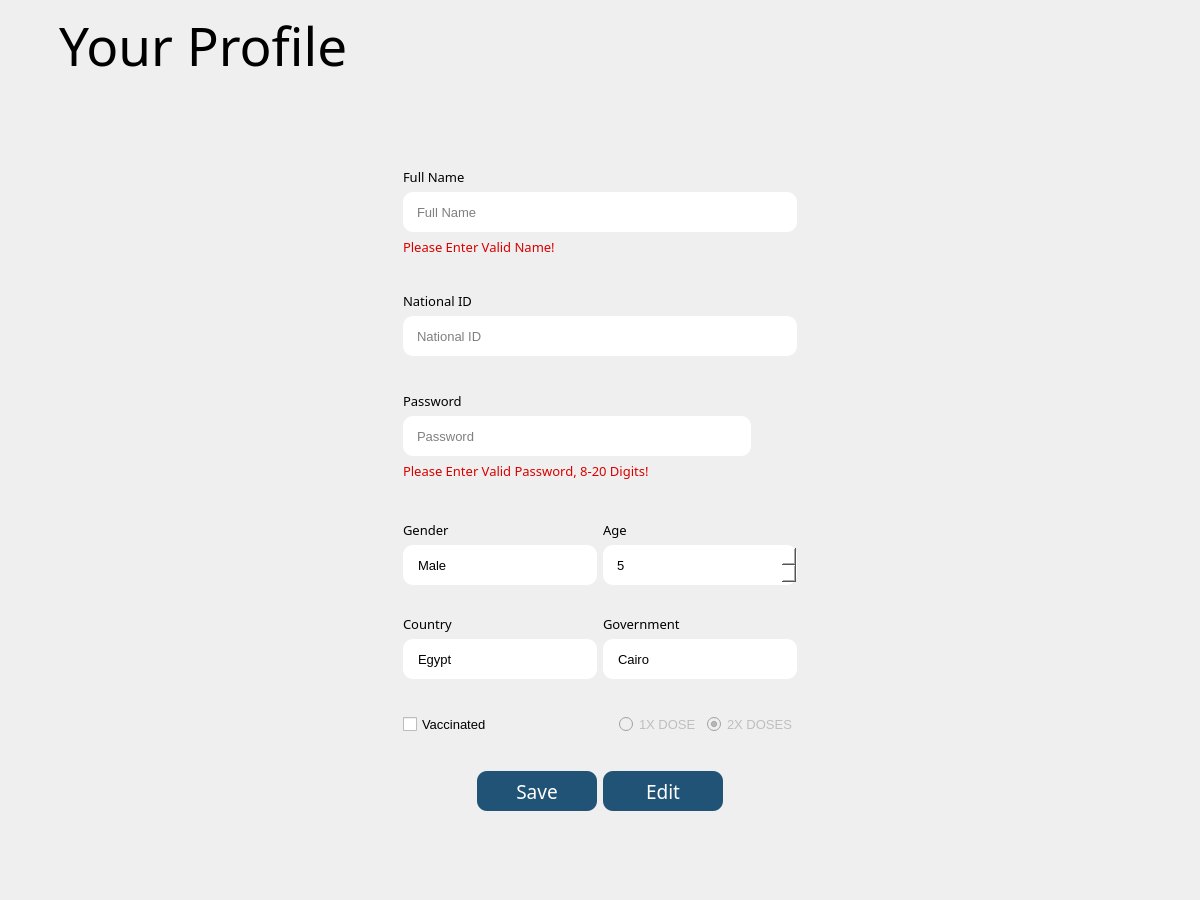
The window that Views/UserProfileView/UserProfileView.ui (omarelshopky/VaccineTrackingSystem) describes before a commit, drawn with Qt 5.
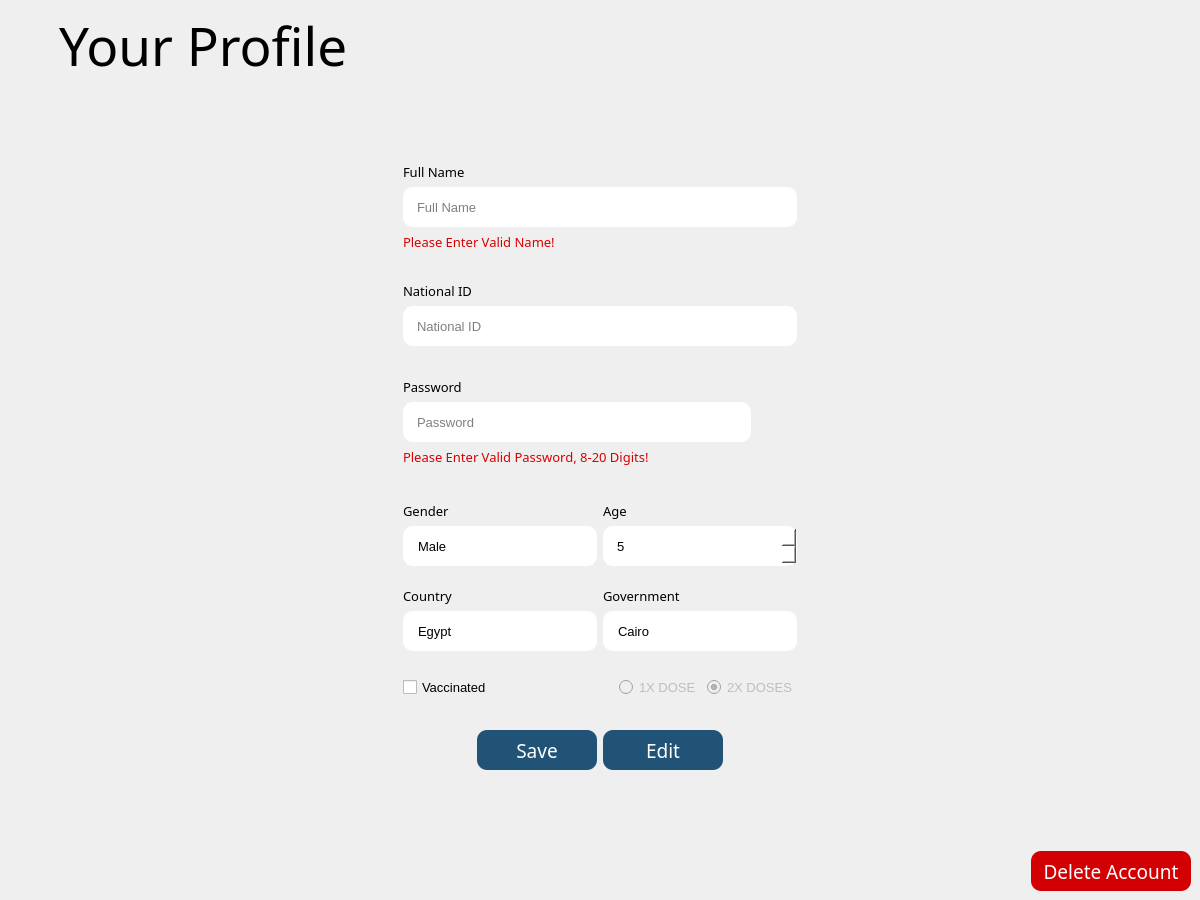
The same window after the commit. Icons and pictures are not drawn.

What changed in the file:
```diff
--- a/Views/UserProfileView/UserProfileView.ui
+++ b/Views/UserProfileView/UserProfileView.ui
@@ -1229,6 +1229,65 @@
       </item>
      </layout>
     </item>
+    <item>
+     <layout class="QHBoxLayout" name="horizontalLayout">
+      <item>
+       <spacer name="horizontalSpacer_3">
+        <property name="orientation">
+         <enum>Qt::Horizontal</enum>
+        </property>
+        <property name="sizeHint" stdset="0">
+         <size>
+          <width>40</width>
+          <height>20</height>
+         </size>
+        </property>
+       </spacer>
+      </item>
+      <item>
+       <widget class="QPushButton" name="deleteBtn">
+        <property name="minimumSize">
+         <size>
+          <width>160</width>
+          <height>40</height>
+         </size>
+        </property>
+        <property name="font">
+         <font>
+          <family>Berlin Sans FB</family>
+          <pointsize>14</pointsize>
+          <weight>50</weight>
+          <bold>false</bold>
+         </font>
+        </property>
+        <property name="cursor">
+         <cursorShape>ArrowCursor</cursorShape>
+        </property>
+        <property name="styleSheet">
+         <string notr="true">QPushButton{
+	color:rgb(255, 255, 255);
+	background-color: rgb(211, 0, 3);
+	border: 2px  ;
+	border-radius: 10px;
+}
+
+
+QPushButton:hover {
+	background-color: rgb(231, 0, 3);
+}
+
+QPushButton:pressed {
+	background-color: rgb(180, 0, 3);
+}
+</string>
+        </property>
+        <property name="text">
+         <string>Delete Account</string>
+        </property>
+       </widget>
+      </item>
+     </layout>
+    </item>
    </layout>
   </widget>
  </widget>
```
